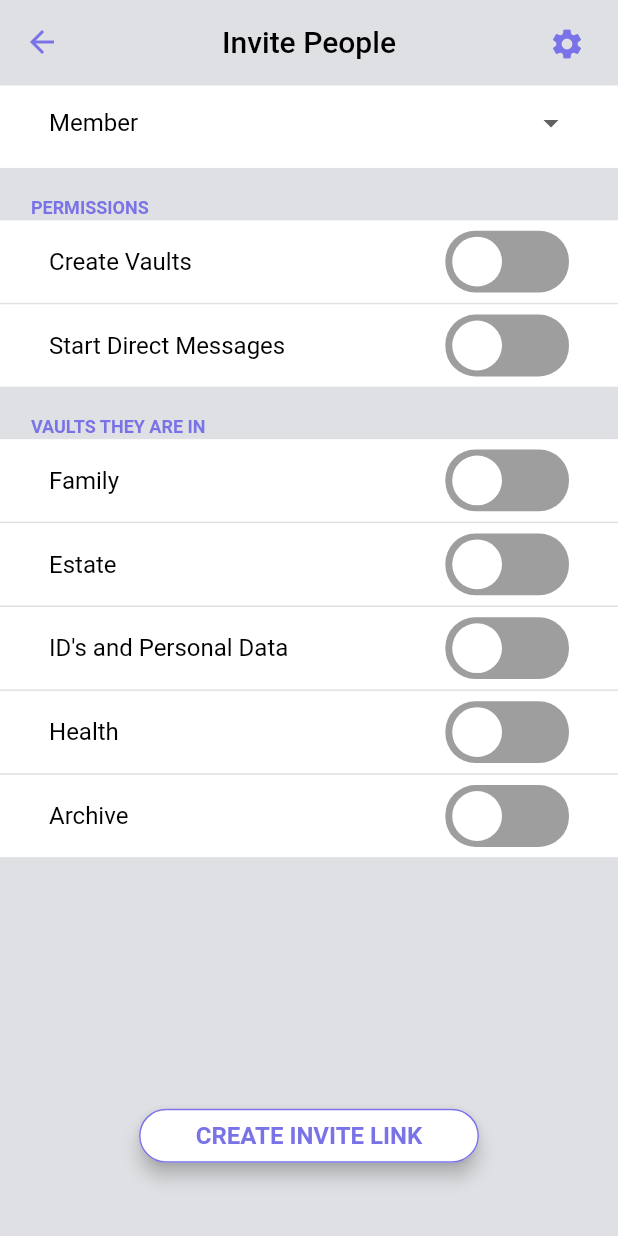
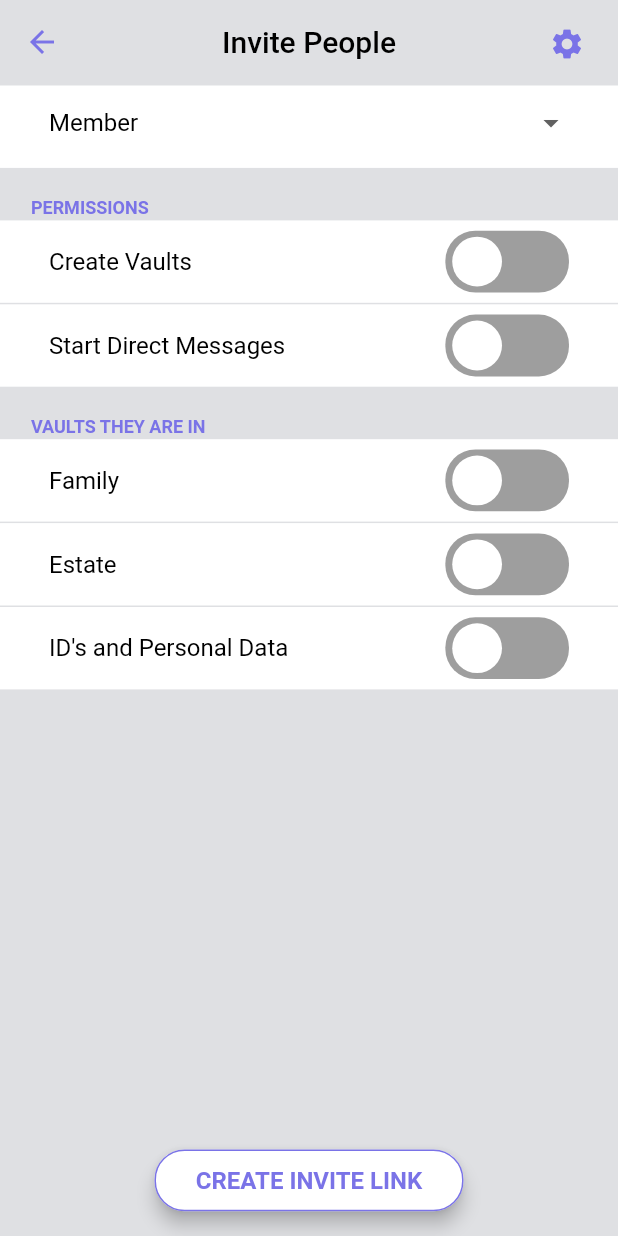
Before and after one commit to KutayYASAR/crypto_vault, a Flutter app: the InvitePeopleScreen screen opened directly, on a phone screen of 412 x 824 dp. Run offline on Flutter 3.47's test engine with Material 2 defaults, Android fonts, the light colour scheme and no system bars; drawn by our look-alikes of flutter_switch.

Commit message:
Invite and People screen Button Aligments Fixed

```diff
--- a/lib/Screens/invite_people.dart
+++ b/lib/Screens/invite_people.dart
@@ -10,8 +10,6 @@ var vaultsData = [
   ['Family'],
   ['Estate'],
   ['ID\'s and Personal Data'],
-  ['Health'],
-  ['Archive'],
 ];
 
 var permissionData = [
@@ -65,9 +63,14 @@ class _InvitePeopleState extends State<InvitePeopleScreen> {
             )
           ],
         ),
-      body: Stack(clipBehavior: Clip.none, children: [
-        SingleChildScrollView(
+        body: LayoutBuilder(builder:
+            (BuildContext context, BoxConstraints viewPortConstraints) {
+          return SingleChildScrollView(
+            child: ConstrainedBox(
+              constraints:
+                  BoxConstraints(minHeight: viewPortConstraints.maxHeight),
               child: Column(
+                mainAxisAlignment: MainAxisAlignment.spaceBetween,
                 children: [
                   Column(
                     children: [
@@ -76,17 +79,13 @@ class _InvitePeopleState extends State<InvitePeopleScreen> {
                       vaultsTheyAreInColumn(sizeWidth)
                     ],
                   ),
-              Container(
-                height: 100,
-              ),
-            ],
-          ),
-        ),
-        Container(
-          alignment: Alignment.bottomCenter,
-          height: MediaQuery.of(context).size.height * 0.88,
+                  Padding(
+                    padding: EdgeInsets.only(
+                        top: MediaQuery.of(context).size.height * 0.02,
+                        bottom: MediaQuery.of(context).size.height * 0.02),
                     child: SizedBox(
-            width: MediaQuery.of(context).size.width * 0.55,
+                      height: MediaQuery.of(context).size.height * 0.05,
+                      width: MediaQuery.of(context).size.width * 0.50,
                       child: ElevatedButton(
                         onPressed: () {},
                         child: Text('CREATE INVITE LINK',
@@ -96,16 +95,22 @@ class _InvitePeopleState extends State<InvitePeopleScreen> {
                                 fontWeight: FontWeight.w600)),
                         style: ButtonStyle(
                             elevation: MaterialStateProperty.all(5),
-                  shape: MaterialStateProperty.all<RoundedRectangleBorder>(
+                            shape: MaterialStateProperty.all<
+                                    RoundedRectangleBorder>(
                                 RoundedRectangleBorder(
                                     borderRadius: BorderRadius.circular(20),
-                          side: BorderSide(color: kPrimaryColor, width: 1))),
-                  backgroundColor: MaterialStateProperty.all(Colors.white)),
+                                    side: BorderSide(
+                                        color: kPrimaryColor, width: 1))),
+                            backgroundColor:
+                                MaterialStateProperty.all(Colors.white)),
                       ),
                     ),
                   )
-      ]),
+                ],
+              ),
+            ),
           );
+        }));
   }
 
   Column permissionsColumn(double sizeWidth) {
--- a/lib/main.dart
+++ b/lib/main.dart
@@ -1,6 +1,8 @@
 // ignore_for_file: prefer_const_constructors
 // ignore_for_file: prefer_const_literals_to_create_immutables
 
+import 'package:crypto_vault/Screens/invite_people.dart';
+import 'package:crypto_vault/Screens/people_screen.dart';
 import 'package:crypto_vault/Screens/welcome_screen.dart';
 import 'package:crypto_vault/constants.dart';
 import 'package:flutter/material.dart';
```
Also changed, not shown: lib/Screens/people_screen.dart (added, +166 -0 lines). Lines whose indentation alone changed are shown as unchanged.
